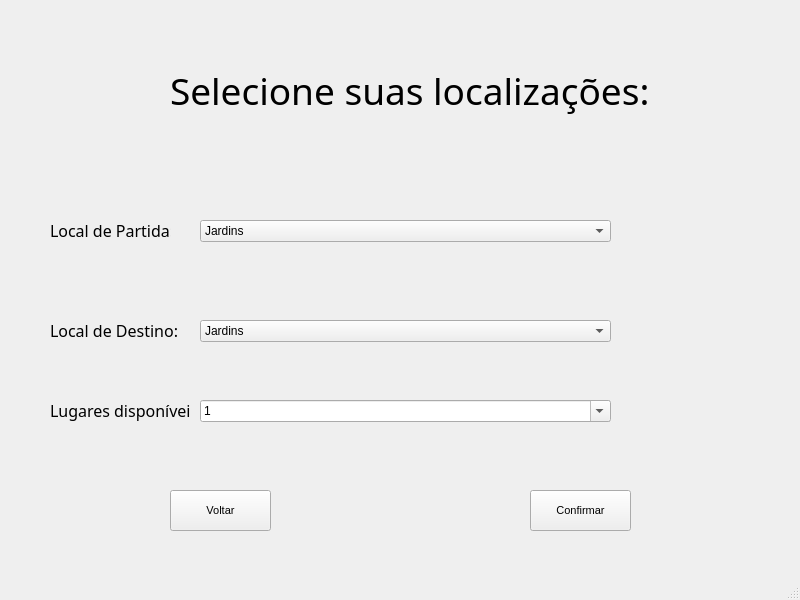
Before: the Qt Designer form Projeto Final - Testes PyQt/pedircarona.ui in filipefborba/Trabalho-Final, drawn with Qt 5.
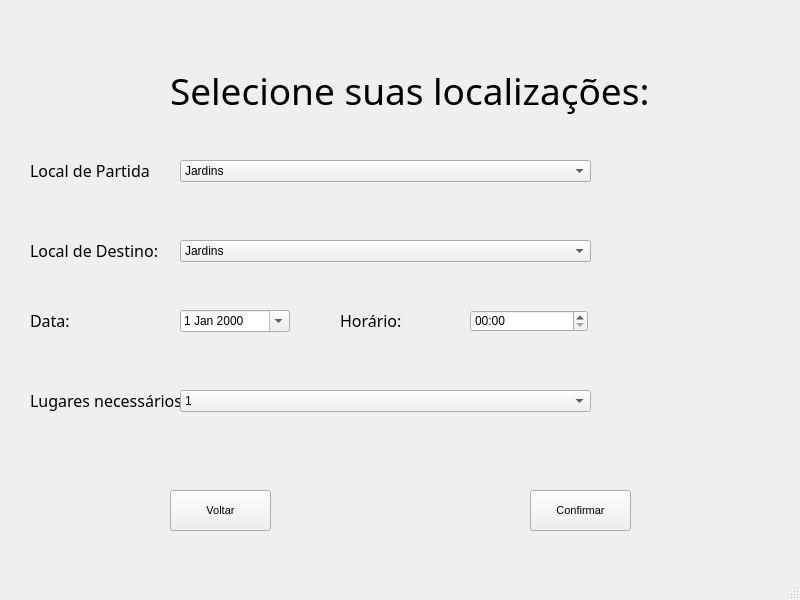
After: the same form once the commit is applied.

Patch:
```diff
--- a/Projeto Final - Testes PyQt/pedircarona.ui
+++ b/Projeto Final - Testes PyQt/pedircarona.ui
@@ -36,8 +36,8 @@
    <widget class="QLabel" name="destinolabel">
     <property name="geometry">
      <rect>
-      <x>50</x>
-      <y>310</y>
+      <x>30</x>
+      <y>230</y>
       <width>171</width>
       <height>41</height>
      </rect>
@@ -55,8 +55,8 @@
    <widget class="QLabel" name="partidalabel">
     <property name="geometry">
      <rect>
-      <x>50</x>
-      <y>210</y>
+      <x>30</x>
+      <y>150</y>
       <width>121</width>
       <height>41</height>
      </rect>
@@ -74,8 +74,8 @@
    <widget class="QComboBox" name="partida">
     <property name="geometry">
      <rect>
-      <x>200</x>
-      <y>220</y>
+      <x>180</x>
+      <y>160</y>
       <width>411</width>
       <height>22</height>
      </rect>
@@ -117,8 +117,8 @@
    <widget class="QComboBox" name="destino">
     <property name="geometry">
      <rect>
-      <x>200</x>
-      <y>320</y>
+      <x>180</x>
+      <y>240</y>
       <width>411</width>
       <height>22</height>
      </rect>
@@ -195,17 +195,61 @@
      <string>Confirmar</string>
     </property>
    </widget>
+   <widget class="QLabel" name="datalabel">
+    <property name="geometry">
+     <rect>
+      <x>30</x>
+      <y>300</y>
+      <width>171</width>
+      <height>41</height>
+     </rect>
+    </property>
+    <property name="font">
+     <font>
+      <family>Bodoni MT</family>
+      <pointsize>12</pointsize>
+     </font>
+    </property>
+    <property name="text">
+     <string>Data:</string>
+    </property>
+   </widget>
+   <widget class="QLabel" name="lugareslabel">
+    <property name="geometry">
+     <rect>
+      <x>30</x>
+      <y>380</y>
+      <width>181</width>
+      <height>41</height>
+     </rect>
+    </property>
+    <property name="font">
+     <font>
+      <family>Bodoni MT</family>
+      <pointsize>12</pointsize>
+     </font>
+    </property>
+    <property name="text">
+     <string>Lugares necessários:</string>
+    </property>
+   </widget>
    <widget class="QComboBox" name="lugares">
     <property name="geometry">
      <rect>
-      <x>200</x>
-      <y>400</y>
+      <x>180</x>
+      <y>390</y>
       <width>411</width>
       <height>22</height>
      </rect>
     </property>
     <property name="editable">
-     <bool>true</bool>
+     <bool>false</bool>
+    </property>
+    <property name="currentIndex">
+     <number>0</number>
+    </property>
+    <property name="maxVisibleItems">
+     <number>4</number>
     </property>
     <item>
      <property name="text">
@@ -228,12 +272,25 @@
      </property>
     </item>
    </widget>
-   <widget class="QLabel" name="lugareslabel">
+   <widget class="QDateEdit" name="data">
     <property name="geometry">
      <rect>
-      <x>50</x>
-      <y>390</y>
-      <width>141</width>
+      <x>180</x>
+      <y>310</y>
+      <width>110</width>
+      <height>22</height>
+     </rect>
+    </property>
+    <property name="calendarPopup">
+     <bool>true</bool>
+    </property>
+   </widget>
+   <widget class="QLabel" name="horariolabel">
+    <property name="geometry">
+     <rect>
+      <x>340</x>
+      <y>300</y>
+      <width>71</width>
       <height>41</height>
      </rect>
     </property>
@@ -244,7 +301,37 @@
      </font>
     </property>
     <property name="text">
-     <string>Lugares disponíveis:</string>
+     <string>Horário:</string>
+    </property>
+   </widget>
+   <widget class="QTimeEdit" name="horario">
+    <property name="geometry">
+     <rect>
+      <x>470</x>
+      <y>310</y>
+      <width>118</width>
+      <height>22</height>
+     </rect>
+    </property>
+    <property name="maximumTime">
+     <time>
+      <hour>23</hour>
+      <minute>0</minute>
+      <second>0</second>
+     </time>
+    </property>
+    <property name="minimumTime">
+     <time>
+      <hour>0</hour>
+      <minute>0</minute>
+      <second>0</second>
+     </time>
+    </property>
+    <property name="displayFormat">
+     <string>HH:mm</string>
+    </property>
+    <property name="calendarPopup">
+     <bool>false</bool>
     </property>
    </widget>
   </widget>
```
